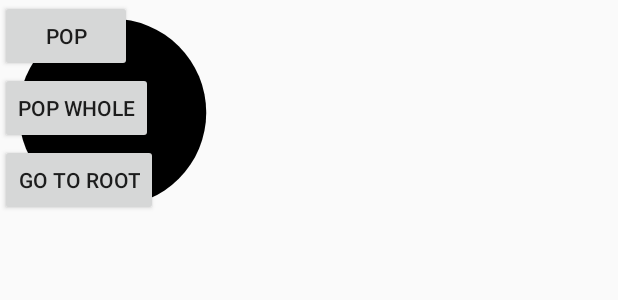
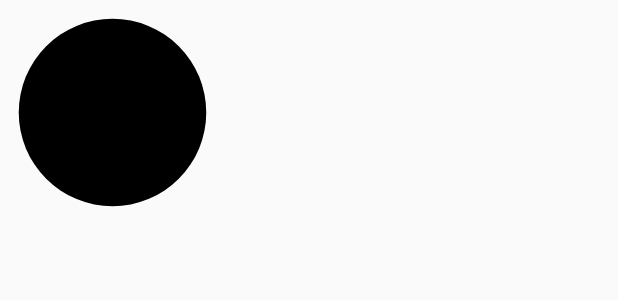
Before and after one commit to Milan-Nerevar/shapeshifter, an Android app: the layout fragment_circle.xml on its own in the app's theme, with its tools: preview values and no code run, on a phone screen of 412 x 824 dp. Shown: the top 300 px of the screen. Run offline under Robolectric (Android 15) with nearby library versions, the phone set to English and light mode, and no system bars.

Commit message:
Sample application tweaks

```diff
--- a/app/src/main/java/eu/nerevar/sample/base/BaseViewModel.java
+++ b/app/src/main/java/eu/nerevar/sample/base/BaseViewModel.java
@@ -38,7 +38,7 @@ public abstract class BaseViewModel<T extends BaseView> extends AbstractViewMode
     }
 
     @Nullable
-    public List<Pair<View, String>> requestSharedElements() {
+    protected List<Pair<View, String>> requestSharedElements() {
         if (getView() != null) {
             return getView().getSharedElements();
         }
--- a/app/src/main/java/eu/nerevar/sample/core/RootActivity.java
+++ b/app/src/main/java/eu/nerevar/sample/core/RootActivity.java
@@ -14,7 +14,7 @@ import java.util.List;
 
 import eu.inloop.viewmodel.base.ViewModelBaseActivity;
 import eu.nerevar.sample.R;
-import eu.nerevar.sample.circleintroduction.CircleIntroductionFragment;
+import eu.nerevar.sample.circle.CircleFragment;
 import eu.nerevar.sample.databinding.ActivityRootBinding;
 import eu.nerevar.shapeshifter.core.ForwardMode;
 import eu.nerevar.shapeshifter.core.IShapeshifter;
@@ -42,10 +42,10 @@ public class RootActivity extends ViewModelBaseActivity<RootView, RootViewModel>
         });
 
         if (savedInstanceState == null) {
+            binding.navigation.setCheckedItem(R.id.nav_fragment_transitions);
             Shapeshifter.with(this)
                     .forward()
-                    .setFragment(CircleIntroductionFragment.newInstance())
-                    .setRoot(CircleIntroductionFragment.class.getName())
+                    .setFragment(CircleFragment.newInstance())
                     .navigate(ForwardMode.REPLACEMENT);
         }
 
--- a/app/src/main/java/eu/nerevar/sample/core/RootViewModel.java
+++ b/app/src/main/java/eu/nerevar/sample/core/RootViewModel.java
@@ -6,7 +6,7 @@ import android.support.v4.app.Fragment;
 
 import eu.nerevar.sample.R;
 import eu.nerevar.sample.base.BaseViewModel;
-import eu.nerevar.sample.circleintroduction.CircleIntroductionFragment;
+import eu.nerevar.sample.circle.CircleFragment;
 import eu.nerevar.shapeshifter.core.ForwardMode;
 import eu.nerevar.shapeshifter.core.Shapeshifter;
 
@@ -20,8 +20,8 @@ public class RootViewModel extends BaseViewModel<RootView> {
         final Fragment fragment;
 
         switch (id) {
-            case R.id.nav_first_fragment:
-                fragment = CircleIntroductionFragment.newInstance();
+            case R.id.nav_fragment_transitions:
+                fragment = CircleFragment.newInstance();
                 break;
             default:
                 return false;
--- a/app/src/main/res/layout/fragment_circle.xml
+++ b/app/src/main/res/layout/fragment_circle.xml
@@ -29,31 +29,6 @@
             android:transitionName="@string/transition_circle"
             app:colorTint="@{model.color}" />
 
-        <LinearLayout
-            android:layout_width="wrap_content"
-            android:layout_height="wrap_content"
-            android:orientation="vertical">
-
-            <Button
-                android:layout_width="wrap_content"
-                android:layout_height="wrap_content"
-                android:onClick="@{() -> viewModel.pop()}"
-                android:text="Pop" />
-
-            <Button
-                android:layout_width="wrap_content"
-                android:layout_height="wrap_content"
-                android:onClick="@{() -> viewModel.popWhole()}"
-                android:text="Pop whole" />
-
-            <Button
-                android:layout_width="wrap_content"
-                android:layout_height="wrap_content"
-                android:onClick="@{() -> viewModel.navigateToRootFragment()}"
-                android:text="Go to root" />
-
-        </LinearLayout>
-
     </AbsoluteLayout>
 
 </layout>
```
Also changed, not shown: app/src/main/java/eu/nerevar/sample/circle/CircleViewModel.java (+0 -29 lines), app/src/main/java/eu/nerevar/sample/circleintroduction/CircleIntroductionFragment.java (deleted, +0 -45 lines), app/src/main/java/eu/nerevar/sample/circleintroduction/CircleIntroductionView.java (deleted, +0 -7 lines), app/src/main/java/eu/nerevar/sample/circleintroduction/CircleIntroductionViewModel.java (deleted, +0 -23 lines), app/src/main/res/layout/fragment_circle_introduction.xml (deleted, +0 -26 lines), app/src/main/res/menu/navigation_drawer.xml (+2 -8 lines).
